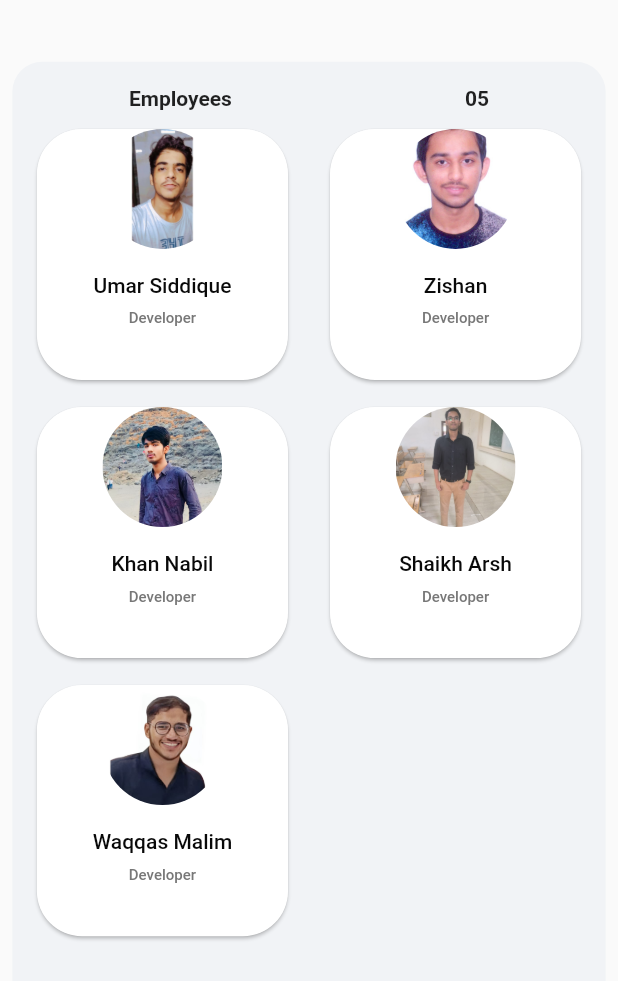
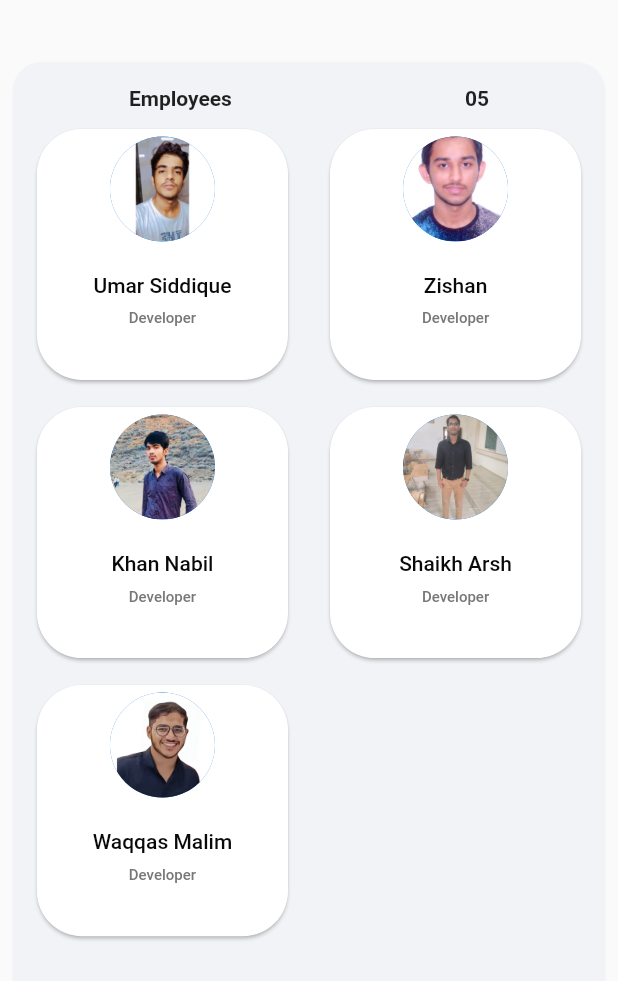
Before and after one commit to Zishan-62/MAANAGE, a Flutter app: the MoreEmployee screen opened by its route, on a phone screen of 412 x 824 dp. Shown: the top 981 px of the screen. Run offline on Flutter 3.47's test engine with Material 2 defaults, Android fonts, the phone set to English and light mode, and no system bars; our stand-ins replace datetime_picker_formfield, firebase_auth, firebase_core, image_picker, pinput and 1 more; missing offline and left inert: dart:ffi; accounts and stored records are empty; Roboto replaces fonts that are missing (Montserrat).

Commit message:
image view done

```diff
--- a/mini_project_3/maanage/lib/employees/seemoreemployee.dart
+++ b/mini_project_3/maanage/lib/employees/seemoreemployee.dart
@@ -83,16 +83,14 @@ class _MoreEmployeeState extends State<MoreEmployee> {
                                   CircleAvatar(
                                       backgroundColor: Colors.white,
                                       radius: 40,
-                                      child: ClipOval(
-                                        child: Material(
-                                            color: Colors.transparent,
-                                            child: Ink.image(
-                                              image: AssetImage(image[i]),
-                                              // NetworkImage(
-                                              //     'https://cdn.pixabay.com/photo/2022/09/28/05/53/squirrel-7484292_960_720.jpg'),
-                                              fit: BoxFit.cover,
-                                            )),
-                                      )),
+                                      child: CircleAvatar(
+                                          radius: 35,
+                                          backgroundImage: AssetImage(image[i])
+                                          // Image.asset(
+                                          //   image[i],
+                                          //   color: Colors.black,
+                                          // ),
+                                          )),
                                   SizedBox(
                                     height: MediaQuery.of(context).size.height *
                                         0.02,
```
Also changed, not shown: mini_project_3/maanage/pubspec.yaml (+2 -6 lines).
